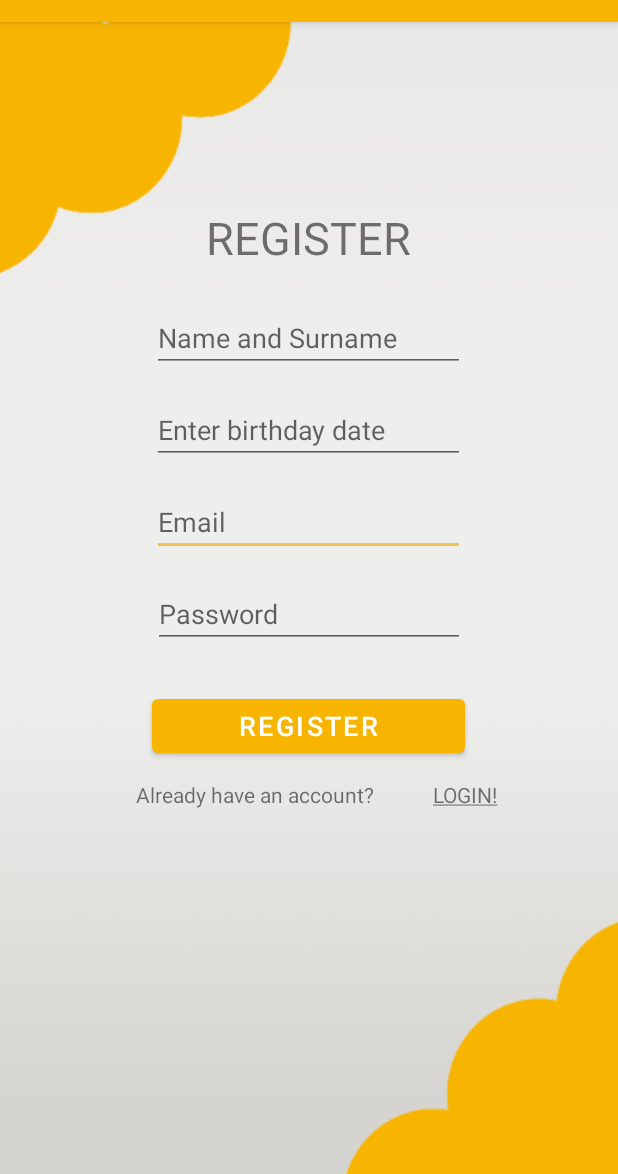
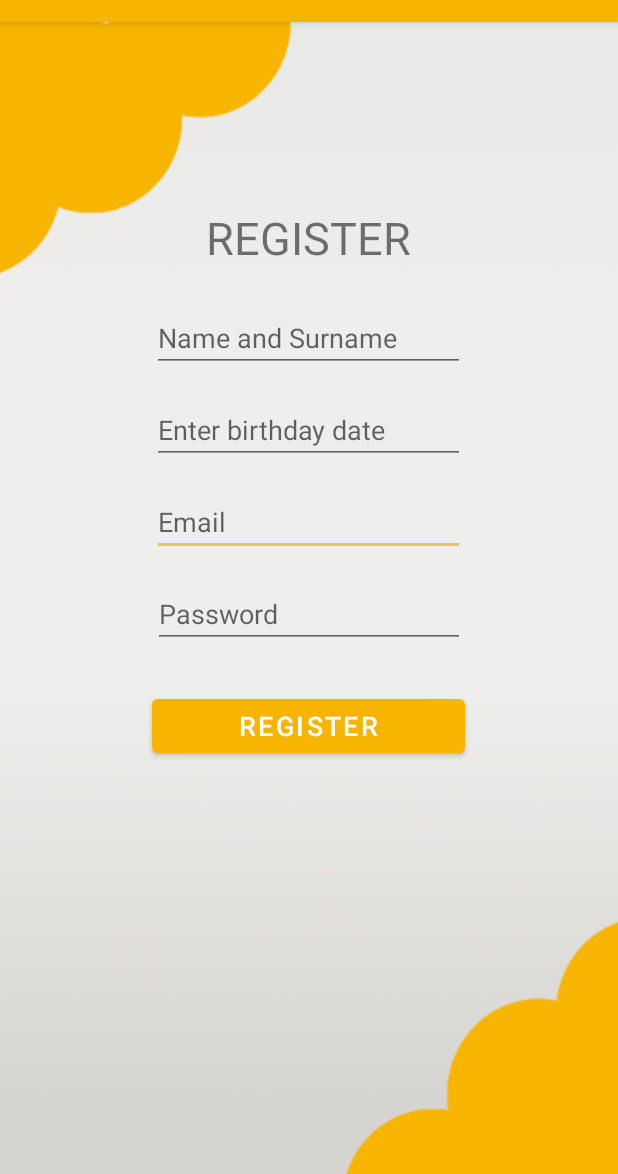
Before and after one commit to alicalmir/e-Wallet, an Android app: the RegisterActivity screen opened directly, with no data from a screen before it, on a phone screen of 412 x 824 dp, the part 62-1236 px from its top. Run offline under Robolectric (Android 15) with nearby library versions, the phone set to English and light mode, and no system bars.

Commit message:
userfrag,register

```diff
--- a/app/src/main/java/com/example/ewallet/LoginActivity.java
+++ b/app/src/main/java/com/example/ewallet/LoginActivity.java
@@ -16,6 +16,8 @@ public class LoginActivity extends AppCompatActivity {
     TextView register, email, password;
     Button login;
     public static int EXTRA_ID;
+    public static String FULL_NAME;
+
 
     @Override
     protected void onCreate(Bundle savedInstanceState) {
@@ -35,14 +37,16 @@ public class LoginActivity extends AppCompatActivity {
     }
 
     public void login(View view){
+        String full_name=email.getText().toString();
         Intent intent = new Intent(this, HomeActivity.class);
         Users user = UsersDatabase.getInstance(this).usersDao().getUser(email.getText().toString(), password.getText().toString());
+
 
         if(user != null){
             intent.putExtra(String.valueOf(EXTRA_ID), user.getId());
             if(intent.resolveActivity(getPackageManager()) == null)
                 Log.i("error", "No home activity");
-            else startActivity(intent);
+            else    intent.putExtra(FULL_NAME,full_name); startActivity(intent);
         }else {
             Toast.makeText(this, "Enter correct email or password", Toast.LENGTH_SHORT).show();
         }
--- a/app/src/main/java/com/example/ewallet/RegisterActivity.java
+++ b/app/src/main/java/com/example/ewallet/RegisterActivity.java
@@ -12,9 +12,10 @@ import android.view.View;
 import android.widget.Button;
 import android.widget.EditText;
 import android.widget.TextView;
+import android.widget.Toast;
 
 public class RegisterActivity extends AppCompatActivity {
-    private TextView login;
+    //private TextView login;
     private EditText nameSurname, dob, email, password;
     private Button register;
     public static int EXTRA_ID;
@@ -25,26 +26,28 @@ public class RegisterActivity extends AppCompatActivity {
         setContentView(R.layout.activity_register);
 
         //deceleration of components
-        login=findViewById(R.id.login_register_id);
+        //login=findViewById(R.id.login_register_id);
         nameSurname=findViewById(R.id.nameSurname_register_id);
         dob=findViewById(R.id.dob_register_id);
         email=findViewById(R.id.email_register_id);
         password=findViewById(R.id.password_register_id);
 
-        SpannableString content = new SpannableString("LOGIN!");
+        /*SpannableString content = new SpannableString("LOGIN!");
         content.setSpan(new UnderlineSpan(), 0, content.length(), 0);
-        login.setText(content);
+        login.setText(content); */
     }
 
-    public void login(View view){
+    /*public void login(View view){
         Intent intent = new Intent(this, LoginActivity.class);
         if(intent.resolveActivity(getPackageManager()) == null)
             Log.i("error", "No main activity");
         else startActivity(intent);
-    }
+    } */
 
     public void register(View view){
         Users user = new Users(nameSurname.toString(), email.getText().toString(), password.getText().toString(), dob.getText().toString());
+        Users check_user=UsersDatabase.getInstance(this).usersDao().getEmail(email.getText().toString());
+        if (check_user == null) {
         UsersDatabase.getInstance(this).usersDao().add(user);
         int id = UsersDatabase.getInstance(this).usersDao().getId(email.getText().toString(), password.getText().toString());
 
@@ -52,7 +55,13 @@ public class RegisterActivity extends AppCompatActivity {
         intent.putExtra(String.valueOf(EXTRA_ID), id);
         if(intent.resolveActivity(getPackageManager()) == null)
             Log.i("error", "No home activity");
-        else startActivity(intent);
+        else startActivity(intent); Log.i("register","successfully registered");
+    }
+        else {
+            Toast.makeText(this, "E-mail already exists", Toast.LENGTH_SHORT).show();
+        }
+
+
     }
 
 }
--- a/app/src/main/java/com/example/ewallet/UsersDao.java
+++ b/app/src/main/java/com/example/ewallet/UsersDao.java
@@ -21,4 +21,9 @@ public interface UsersDao {
 
     @Query("SELECT id FROM users WHERE email = :email AND password = :password")
     public int getId(String email, String password);
+
+    @Query("SELECT * FROM users WHERE email =:email")
+    public Users getEmail(String email);
+
+
 }
--- a/app/src/main/res/layout/activity_register.xml
+++ b/app/src/main/res/layout/activity_register.xml
@@ -105,36 +105,6 @@
         app:layout_constraintStart_toStartOf="parent"
         app:layout_constraintTop_toBottomOf="@+id/password_register_id" />
 
-    <TextView
-        android:id="@+id/textView6"
-        android:layout_width="wrap_content"
-        android:layout_height="wrap_content"
-        android:layout_marginStart="90dp"
-        android:layout_marginLeft="90dp"
-        android:layout_marginTop="12dp"
-        android:layout_marginEnd="10dp"
-        android:layout_marginRight="10dp"
-        android:gravity="center"
-        android:text="@string/login_text"
-        android:textSize="14sp"
-        app:layout_constraintEnd_toStartOf="@+id/login_register_id"
-        app:layout_constraintHorizontal_bias="0.0"
-        app:layout_constraintStart_toStartOf="parent"
-        app:layout_constraintTop_toBottomOf="@+id/register_button_id" />
-
-    <TextView
-        android:id="@+id/login_register_id"
-        android:layout_width="wrap_content"
-        android:layout_height="wrap_content"
-        android:layout_marginTop="12dp"
-        android:layout_marginEnd="80dp"
-        android:layout_marginRight="80dp"
-        android:gravity="center"
-        android:onClick="login"
-        android:text="@string/login_login"
-        app:layout_constraintEnd_toEndOf="parent"
-        app:layout_constraintTop_toBottomOf="@+id/register_button_id" />
-
     <EditText
         android:id="@+id/dob_register_id"
         android:layout_width="0dp"
```
Also changed, not shown: app/build.gradle (+7 -3 lines), app/src/main/AndroidManifest.xml (+1 -7 lines), app/src/main/java/com/example/ewallet/HomeActivity.java (+8 -3 lines), app/src/main/java/com/example/ewallet/UserFragment.java (+35 -0 lines), app/src/main/res/layout/fragment_user.xml (+102 -23 lines), app/src/main/res/drawable/userslika.png (added).
